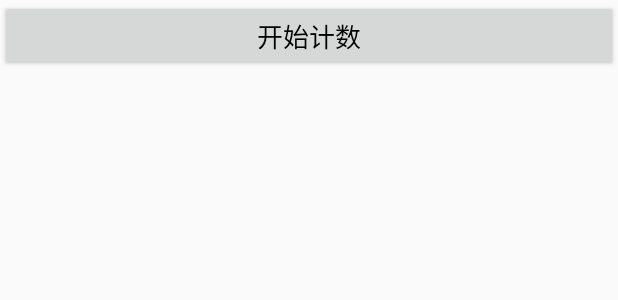
After one commit to lilyOrio/zero_basis_to_project_practice, an Android app: the layout activity_handler_post.xml on its own in the app's theme, with its tools: preview values and no code run, on a phone screen of 412 x 824 dp. The commit adds this screen. Shown: the top 300 px of the screen. Run offline under Robolectric (Android 15) with nearby library versions, the phone set to English and light mode, and no system bars.

Commit message:
2022/12/6 8.4.1 Handler延时机制

```diff
--- a/chapter08/app/src/main/AndroidManifest.xml
+++ b/chapter08/app/src/main/AndroidManifest.xml
@@ -22,7 +22,7 @@
             android:name=".MainActivity"
             android:exported="false" />
         <activity
-            android:name=".FloatNoticeActivity"
+            android:name=".HandlerPostActivity"
             android:exported="true">
             <intent-filter>
                 <action android:name="android.intent.action.MAIN" />
--- a/chapter08/app/src/main/java/com/example/myapplication/ForegroundServiceActivity.java
+++ b/chapter08/app/src/main/java/com/example/myapplication/ForegroundServiceActivity.java
@@ -35,10 +35,11 @@ public class ForegroundServiceActivity extends AppCompatActivity implements View
                 return;
             }
             Intent intent = new Intent(this, MusicService.class);
-            intent.putExtra("is_play",isPlaying);
-            intent.putExtra("song",et_song.getText().toString());
+            intent.putExtra("is_play", isPlaying);
+            intent.putExtra("song", et_song.getText().toString());
             startService(intent);
             isPlaying = !isPlaying;
+            btn_send_service.setText(isPlaying ? "暂停音乐" : "播放音乐");
             Log.d("lily", "onClick: ");
         }
     }
--- /dev/null
+++ b/chapter08/app/src/main/res/layout/activity_handler_post.xml
@@ -0,0 +1,23 @@
+<LinearLayout xmlns:android="http://schemas.android.com/apk/res/android"
+    android:layout_width="match_parent"
+    android:layout_height="match_parent"
+    android:orientation="vertical" >
+
+    <Button
+        android:id="@+id/btn_count"
+        android:layout_width="match_parent"
+        android:layout_height="wrap_content"
+        android:gravity="center"
+        android:text="开始计数"
+        android:textColor="@color/black"
+        android:textSize="17sp" />
+
+    <TextView
+        android:id="@+id/tv_result"
+        android:layout_width="match_parent"
+        android:layout_height="wrap_content"
+        android:paddingLeft="5dp"
+        android:textColor="@color/black"
+        android:textSize="17sp" />
+
+</LinearLayout>
```
Also changed, not shown: chapter08/app/src/main/java/com/example/myapplication/HandlerPostActivity.java (added, +51 -0 lines).
